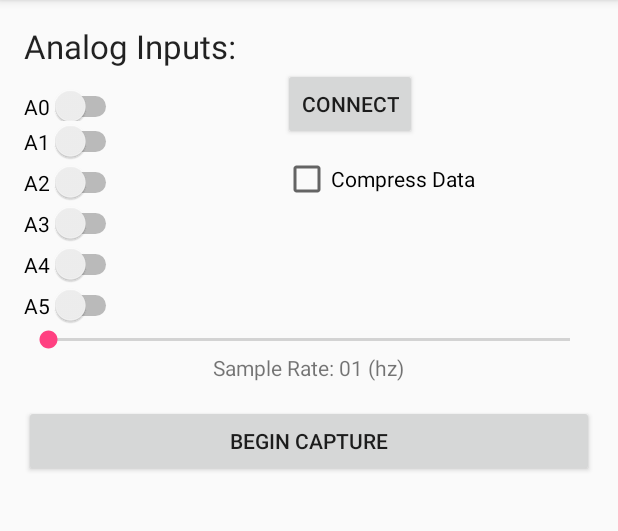
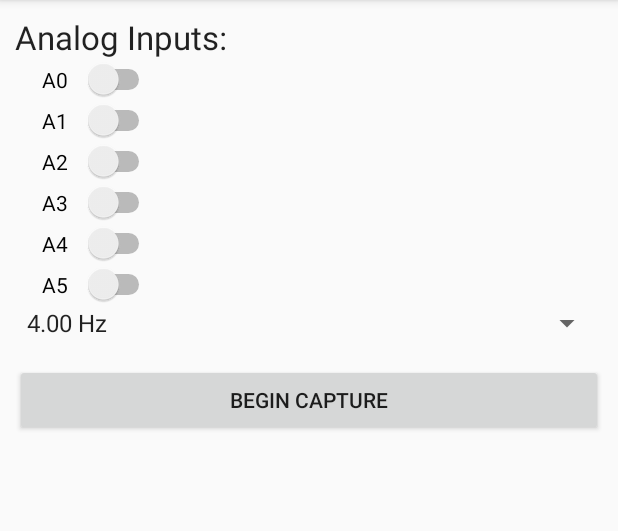
Before and after one commit to salisburybs/BTMeasure, an Android app: the MeasureActivity screen opened directly, with no data from a screen before it, after a tap on "BEGIN CAPTURE", on a phone screen of 412 x 824 dp, the part 84-615 px from its top. Run offline under Robolectric (Android 15) with nearby library versions, the light colour scheme and no system bars; libraries missing offline, so code that uses them is left out: com.orm; 2 statements that could not run were skipped.

Commit message:
Removes slider for measurement sampling rate. Removes ringbuf from Arduino

```diff
--- a/Android/app/src/main/java/com/bryansalisbury/btmeasure/MeasureActivity.java
+++ b/Android/app/src/main/java/com/bryansalisbury/btmeasure/MeasureActivity.java
@@ -9,9 +9,11 @@ import android.os.Handler;
 import android.support.v7.app.AppCompatActivity;
 import android.util.Log;
 import android.view.View;
+import android.widget.ArrayAdapter;
 import android.widget.Button;
 import android.widget.CheckBox;
 import android.widget.SeekBar;
+import android.widget.Spinner;
 import android.widget.Switch;
 import android.widget.TextView;
 import android.widget.Toast;
@@ -47,39 +49,19 @@ public class MeasureActivity extends AppCompatActivity {
     protected void onCreate(Bundle savedInstanceState) {
         super.onCreate(savedInstanceState);
         // Create bluno now to have bt service ready when needed.
-        // TODO use handler to create callback and connect to service on button click
         bluno = new Bluno(this);
 
         setContentView(R.layout.activity_measure);
         final Button buttonBegin = (Button) findViewById(R.id.buttonBegin);
-        final SeekBar seekSampleRate = (SeekBar) findViewById(R.id.seekBar);
-        final TextView textSampleRate = (TextView) findViewById(R.id.textSampleRate);
 
-        seekSampleRate.setMax(sampleRateMax - 1);
-        textSampleRate.setText("Sample Rate: " + seekSampleRate.getProgress() + 1 + " (hz)");
-
-        seekSampleRate.setOnSeekBarChangeListener(new SeekBar.OnSeekBarChangeListener() {
-                                                      @Override
-                                                      public void onProgressChanged(SeekBar seekBar, int progress, boolean fromUser) {
-                                                          int sampleRate = progress + 1;
-                                                          textSampleRate.setText("Sample Rate: " + sampleRate + " (hz)");
-                                                      }
-
-                                                      @Override
-                                                      public void onStartTrackingTouch(SeekBar seekBar) {
-
-                                                      }
-
-                                                      @Override
-                                                      public void onStopTrackingTouch(SeekBar seekBar) {
-                                                          int val = seekBar.getProgress();
-                                                          if (val > 1) {
-                                                              val = (Math.round((val + 1) / 100) * 100) - 1;
-                                                          }
-                                                          seekBar.setProgress(val);
-                                                      }
-                                                  }
-        );
+        Spinner spinner = (Spinner) findViewById(R.id.spinner);
+        // Create an ArrayAdapter using the string array and a default spinner layout
+        ArrayAdapter<CharSequence> adapter = ArrayAdapter.createFromResource(this,
+                R.array.interrupt_count_array, android.R.layout.simple_spinner_item);
+        // Specify the layout to use when the list of choices appears
+        adapter.setDropDownViewResource(android.R.layout.simple_spinner_dropdown_item);
+        // Apply the adapter to the spinner
+        spinner.setAdapter(adapter);
 
         buttonBegin.setOnClickListener(new View.OnClickListener() {
             @Override
@@ -91,10 +73,9 @@ public class MeasureActivity extends AppCompatActivity {
 
     }
 
-    private int getSampleDelay(){
-        final SeekBar seekSampleRate = (SeekBar) findViewById(R.id.seekBar);
-        // return delay in microseconds
-        return (int) ((1.0 / (float) seekSampleRate.getProgress() + 1) * 1000000);
+    private int getPrecount(){
+        Spinner spinner = (Spinner) findViewById(R.id.spinner);
+        return getResources().getIntArray(R.array.interrupt_values_array)[spinner.getSelectedItemPosition()] ;
     }
 
     private void buttonBeginStart(){
@@ -106,14 +87,13 @@ public class MeasureActivity extends AppCompatActivity {
         Switch switchA4 = (Switch) findViewById(R.id.switchA4);
         Switch switchA5 = (Switch) findViewById(R.id.switchA5);
         Button buttonBegin = (Button) findViewById(R.id.buttonBegin);
-        CheckBox checkCompress = (CheckBox) findViewById(R.id.checkCompression);
 
         // Create database test sequence
         mTestSequence = new TestSequence("New Collection");
-        mTestSequence.compressed = checkCompress.isChecked();
+        mTestSequence.compressed = true;
 
         // Sample delay calculated from sampleRate(hz) value expected to be in microseconds
-        mTestSequence.sampleDelay = getSampleDelay();
+        mTestSequence.overflowCount = getPrecount();
 
         // measureMask tells the Ardiuno which values to read and send over serial.
         mTestSequence.measureMask = (switchA0.isChecked() ? 1 : 0);
--- a/Android/app/src/main/java/com/bryansalisbury/btmeasure/models/TestSequence.java
+++ b/Android/app/src/main/java/com/bryansalisbury/btmeasure/models/TestSequence.java
@@ -10,7 +10,7 @@ public class TestSequence extends SugarRecord{
     public long startTime;
     public long finishTime;
 
-    public int sampleDelay;
+    public int overflowCount;
     public boolean compressed = true;
     public int measureMask;
 
@@ -31,8 +31,8 @@ public class TestSequence extends SugarRecord{
             commandString += "C0:"; // Compress False
         }
 
-        //commandString += "D" + this.sampleDelay + ":"; // Delay between measurements
-        commandString += "D63535" + this.sampleDelay + ":"; // Delay between measurements
+        //commandString += "D" + this.overflowCount + ":"; // Delay between measurements
+        commandString += "D" + this.overflowCount + ":"; // Delay between measurements
         commandString += "S" + this.measureMask + ":"; // Selection mask (inputs)
         return  commandString;
     }
--- a/Android/app/src/main/res/layout/activity_measure.xml
+++ b/Android/app/src/main/res/layout/activity_measure.xml
@@ -9,15 +9,18 @@
     android:stackFromBottom="true"
     android:transcriptMode="alwaysScroll" >
 
-    <RelativeLayout
-        android:id="@+id/relativeLayout"
+    <LinearLayout
+        android:orientation="vertical"
+        android:layout_width="fill_parent"
         android:layout_height="wrap_content"
-        android:layout_width="wrap_content"
-        android:paddingBottom="@dimen/activity_vertical_margin"
-        android:paddingLeft="@dimen/activity_horizontal_margin"
-        android:paddingRight="@dimen/activity_horizontal_margin"
-        android:paddingTop="@dimen/activity_vertical_margin"
-        tools:context="com.example.blunobasicdemo.MeasureActivity">
+        android:padding="10dp">
+
+        <TextView
+            android:layout_width="wrap_content"
+            android:layout_height="wrap_content"
+            android:textAppearance="?android:attr/textAppearanceLarge"
+            android:text="Analog Inputs:"
+            android:id="@+id/textView"/>
 
         <Switch
             android:layout_width="wrap_content"
@@ -25,18 +28,8 @@
             android:text="A0"
             android:id="@+id/switchA0"
             android:checked="false"
-            android:layout_below="@+id/textView"
-            android:layout_alignParentStart="true"
-            android:paddingTop="16dp" />
-
-        <TextView
-            android:layout_width="wrap_content"
-            android:layout_height="wrap_content"
-            android:textAppearance="?android:attr/textAppearanceLarge"
-            android:text="Analog Inputs:"
-            android:id="@+id/textView"
-            android:layout_alignParentTop="true"
-            android:layout_alignParentStart="true" />
+            android:switchPadding="10dp"
+            android:paddingLeft="18dp" />
 
         <Switch
             android:layout_width="wrap_content"
@@ -44,8 +37,8 @@
             android:text="A1"
             android:id="@+id/switchA1"
             android:checked="false"
-            android:layout_below="@+id/switchA0"
-            android:layout_alignParentStart="true" />
+            android:switchPadding="10dp"
+            android:paddingLeft="18dp" />
 
         <Switch
             android:layout_width="wrap_content"
@@ -53,8 +46,8 @@
             android:text="A2"
             android:id="@+id/switchA2"
             android:checked="false"
-            android:layout_below="@+id/switchA1"
-            android:layout_alignParentStart="true" />
+            android:switchPadding="10dp"
+            android:paddingLeft="18dp" />
 
         <Switch
             android:layout_width="wrap_content"
@@ -62,8 +55,8 @@
             android:text="A3"
             android:id="@+id/switchA3"
             android:checked="false"
-            android:layout_below="@+id/switchA2"
-            android:layout_alignParentStart="true" />
+            android:switchPadding="10dp"
+            android:paddingLeft="18dp" />
 
         <Switch
             android:layout_width="wrap_content"
@@ -71,8 +64,8 @@
             android:text="A4"
             android:id="@+id/switchA4"
             android:checked="false"
-            android:layout_below="@+id/switchA3"
-            android:layout_alignParentStart="true" />
+            android:switchPadding="10dp"
+            android:paddingLeft="18dp" />
 
         <Switch
             android:layout_width="wrap_content"
@@ -80,52 +73,20 @@
             android:text="A5"
             android:id="@+id/switchA5"
             android:checked="false"
-            android:layout_below="@+id/switchA4"
-            android:layout_alignParentStart="true" />
+            android:switchPadding="10dp"
+            android:paddingLeft="18dp" />
+
+        <Spinner
+            android:layout_width="match_parent"
+            android:layout_height="wrap_content"
+            android:id="@+id/spinner" />
 
         <Button
-            android:layout_width="wrap_content"
+            android:layout_width="fill_parent"
             android:layout_height="wrap_content"
             android:text="Begin Capture"
             android:id="@+id/buttonBegin"
-            android:layout_below="@+id/textSampleRate"
-            android:layout_alignParentStart="true"
-            android:layout_marginTop="15dp"
-            android:layout_alignEnd="@+id/seekBar" />
+            android:layout_marginTop="15dp" />
 
-        <SeekBar
-            android:layout_width="wrap_content"
-            android:layout_height="wrap_content"
-            android:id="@+id/seekBar"
-            android:layout_below="@+id/switchA5"
-            android:layout_alignParentStart="true"
-            android:layout_alignParentEnd="true" />
-
-        <TextView
-            android:layout_width="wrap_content"
-            android:layout_height="wrap_content"
-            android:textAppearance="?android:attr/textAppearanceSmall"
-            android:text="Sample Rate"
-            android:id="@+id/textSampleRate"
-            android:layout_below="@+id/seekBar"
-            android:layout_centerHorizontal="true" />
-
-        <CheckBox
-            android:layout_width="wrap_content"
-            android:layout_height="wrap_content"
-            android:text="Compress Data"
-            android:id="@+id/checkCompression"
-            android:layout_marginStart="31dp"
-            android:layout_above="@+id/switchA3"
-            android:layout_toEndOf="@+id/textView" />
-
-        <Button
-            android:layout_width="wrap_content"
-            android:layout_height="wrap_content"
-            android:text="Connect"
-            android:id="@+id/btnConnect"
-            android:layout_below="@+id/textView"
-            android:layout_alignStart="@+id/checkCompression" />
-
-    </RelativeLayout>
+    </LinearLayout>
 </ScrollView>
--- a/Android/app/src/main/res/values/strings.xml
+++ b/Android/app/src/main/res/values/strings.xml
@@ -20,31 +20,6 @@
     <!-- Bluno Library Strings -->
     <string name="unknown_device">Unknown device</string>
 
-    <!-- Strings related to Settings -->
-
-    <!-- Example General settings -->
-    <string name="pref_header_general">General</string>
-
-    <string name="pref_title_social_recommendations">Enable social recommendations</string>
-    <string name="pref_description_social_recommendations">Recommendations for people to contact
-        based on your message history
-    </string>
-
-    <string name="pref_title_display_name">Display name</string>
-    <string name="pref_default_display_name">John Smith</string>
-
-    <string name="pref_title_add_friends_to_messages">Add friends to messages</string>
-    <string-array name="pref_example_list_titles">
-        <item>Always</item>
-        <item>When possible</item>
-        <item>Never</item>
-    </string-array>
-    <string-array name="pref_example_list_values">
-        <item>1</item>
-        <item>0</item>
-        <item>-1</item>
-    </string-array>
-
 
     <!-- Settings for Device Profile -->
     <string name="pref_header_devices">Bluetooth</string>
@@ -60,10 +35,28 @@
 
     <string name="pref_title_mac">Device</string>
     <string name="pref_description_mac">Please choose the default bluetooth device</string>
-    <string-array name="pref_mac_list_titles">
-        <item></item>
+
+    <string-array name="interrupt_count_array">
+        <item>4.00 Hz</item>
+        <item>29.99 Hz</item>
+        <item>59.99 Hz</item>
+        <item>125.0 Hz</item>
+        <item>250.0 Hz</item>
+        <item>500.0 Hz</item>
+        <item>1000 Hz</item>
+        <item>2000 Hz</item>
+        <item>3333 Hz</item>
     </string-array>
-    <string-array name="pref_mac_list_values">
-        <item></item>
-    </string-array>
+
+    <integer-array name="interrupt_values_array">
+        <item>3035</item>
+        <item>57201</item>
+        <item>61368</item>
+        <item>63535</item>
+        <item>64535</item>
+        <item>65035</item>
+        <item>65285</item>
+        <item>65410</item>
+        <item>65460</item>
+    </integer-array>
 </resources>
```
Also changed, not shown: Android/app/src/main/res/xml/pref_general.xml (deleted, +0 -33 lines), 1 other file.
